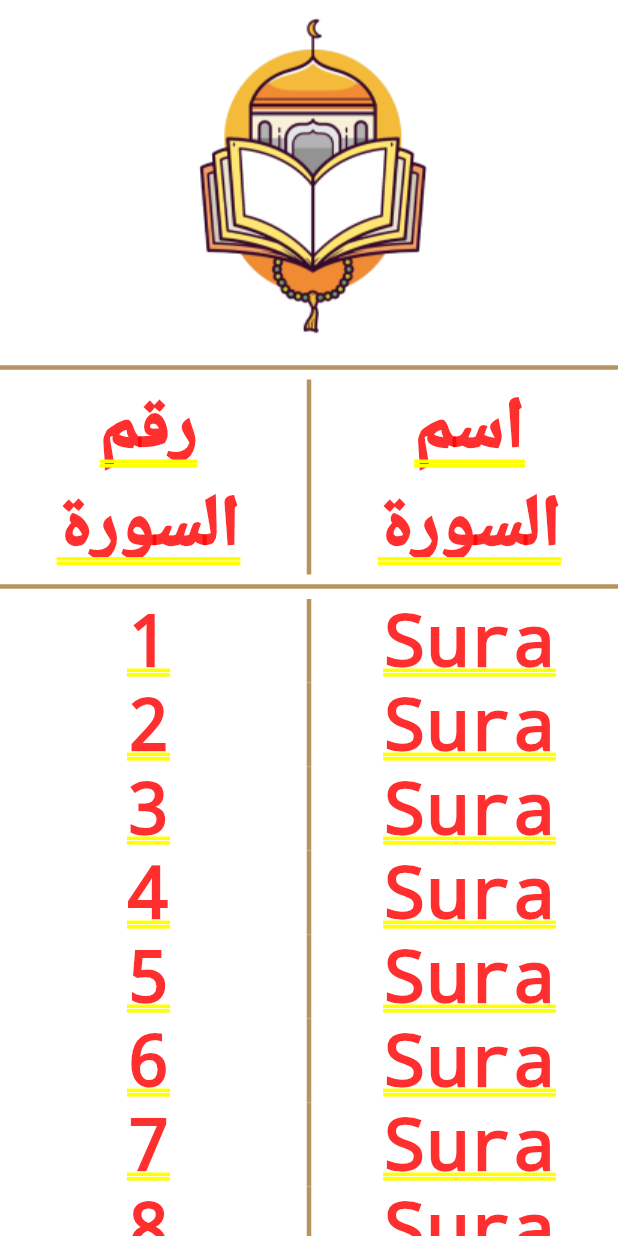
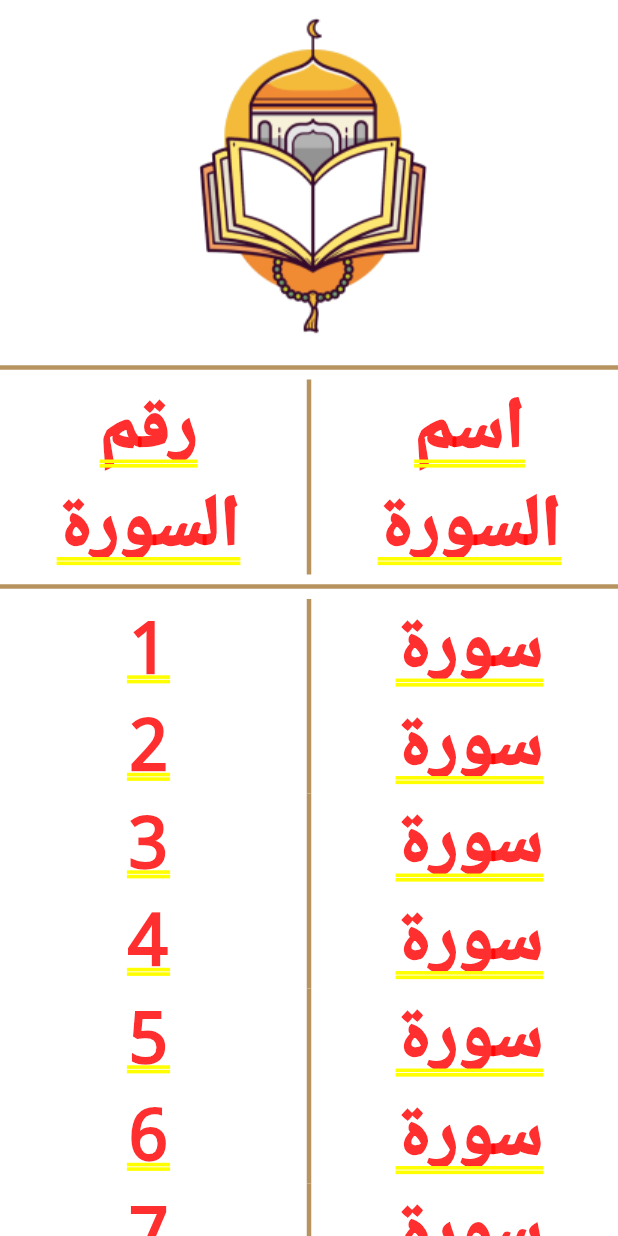
Before and after one commit to motazyusuf/Islami_App, a Flutter app: the QuranView screen opened by its route, on a phone screen of 412 x 824 dp. Run offline on Flutter 3.47's test engine with Material 3 defaults, Android fonts, the phone set to English and light mode, and no system bars.

Commit message:
With temp list

```diff
--- a/lib/main.dart
+++ b/lib/main.dart
@@ -2,6 +2,7 @@ import 'package:flutter/material.dart';
 import 'package:islami_app/layouts/layout_view.dart';
 import 'package:islami_app/modules/hadeth/hadeth_view.dart';
 import 'package:islami_app/modules/quran/quran_view.dart';
+import 'package:islami_app/modules/quran/widgets/quran_details_view.dart';
 import 'package:islami_app/modules/settings/settings_view.dart';
 import 'package:islami_app/modules/splash/splash_view.dart';
 import 'package:islami_app/modules/tasbeh/tasbeh_view.dart';
@@ -31,6 +32,7 @@ class MyApp extends StatelessWidget {
         SettingsView.routeName: (context) => const SettingsView(),
         SplashView.routeName: (context) => const SplashView(),
         TasbehView.routeName: (context) => const TasbehView(),
+        QuranDetailsView.routeName: (context) => const QuranDetailsView(),
       },
     );
   }
--- a/lib/modules/quran/quran_view.dart
+++ b/lib/modules/quran/quran_view.dart
@@ -1,33 +1,82 @@
 import 'package:flutter/material.dart';
+import 'package:islami_app/modules/quran/widgets/quran_details_view.dart';
 import 'package:islami_app/modules/quran/widgets/sura_title_widget.dart';
 
 class QuranView extends StatelessWidget {
   static const String routeName = "quran";
   List<String> suraName = [
-    "Sura",
-    "Sura",
-    "Sura",
-    "Sura",
-    "Sura",
-    "Sura",
-    "Sura",
-    "Sura",
-    "Sura",
-    "Sura",
-    "Sura",
-    "Sura",
-    "Sura",
-    "Sura",
-    "Sura",
-    "Sura",
-    "Sura",
-    "Sura",
-    "Sura",
-    "Sura",
-    "Sura",
-    "Sura",
-    "Sura",
-    "Sura"
+    "سورة",
+    "سورة",
+    "سورة",
+    "سورة",
+    "سورة",
+    "سورة",
+    "سورة",
+    "سورة",
+    "سورة",
+    "سورة",
+    "سورة",
+    "سورة",
+    "سورة",
+    "سورة",
+    "سورة",
+    "سورة",
+    "سورة",
+    "سورة",
+    "سورة",
+    "سورة",
+    "سورة",
+    "سورة",
+    "سورة",
+    "سورة",
+    "سورة",
+    "سورة",
+    "سورة",
+    "سورة",
+    "سورة",
+    "سورة",
+    "سورة",
+    "سورة",
+    "سورة",
+    "سورة",
+    "سورة",
+    "سورة",
+    "سورة",
+    "سورة",
+    "سورة",
+    "سورة",
+    "سورة",
+    "سورة",
+    "سورة",
+    "سورة",
+    "سورة",
+    "سورة",
+    "سورة",
+    "سورة",
+    "سورة",
+    "سورة",
+    "سورة",
+    "سورة",
+    "سورة",
+    "سورة",
+    "سورة",
+    "سورة",
+    "سورة",
+    "سورة",
+    "سورة",
+    "سورة",
+    "سورة",
+    "سورة",
+    "سورة",
+    "سورة",
+    "سورة",
+    "سورة",
+    "سورة",
+    "سورة",
+    "سورة",
+    "سورة",
+    "سورة",
+    "سورة"
   ];
 
   QuranView({super.key});
@@ -59,8 +108,13 @@ class QuranView extends StatelessWidget {
         Expanded(
           child: ListView.builder(
               itemCount: suraName.length,
-              itemBuilder: (context, index) => SuraTitleWidget(
-                  name: suraName[index], number: "${index + 1}")),
+              itemBuilder: (context, index) => InkWell(
+                    onTap: () {
+                      Navigator.pushNamed(context, QuranDetailsView.routeName);
+                    },
+                    child: SuraTitleWidget(
+                        name: suraName[index], number: "${index + 1}"),
+                  )),
         )
       ],
     );
--- /dev/null
+++ b/lib/modules/quran/widgets/quran_details_view.dart
@@ -0,0 +1,34 @@
+import 'package:flutter/material.dart';
+
+class QuranDetailsView extends StatelessWidget {
+  const QuranDetailsView({super.key});
+
+  static const String routeName = "quranDetails";
+
+  @override
+  Widget build(BuildContext context) {
+    return Container(
+      decoration: const BoxDecoration(
+        image: DecorationImage(
+          fit: BoxFit.cover,
+          image: AssetImage("assets/images/IslamiBackground.png"),
+        ),
+      ),
+      child: Scaffold(
+        appBar: AppBar(
+          title: Text("اسلامي"),
+        ),
+        body: Container(
+          margin: const EdgeInsetsDirectional.only(
+              top: 10, start: 30, end: 30, bottom: 80),
+          decoration: BoxDecoration(
+            borderRadius: BorderRadius.circular(12),
+            color: Color(0XFFF8F8F8).withOpacity(0.8),
+          ),
+          width: 354,
+          height: 652,
+        ),
+      ),
+    );
+  }
+}
```
